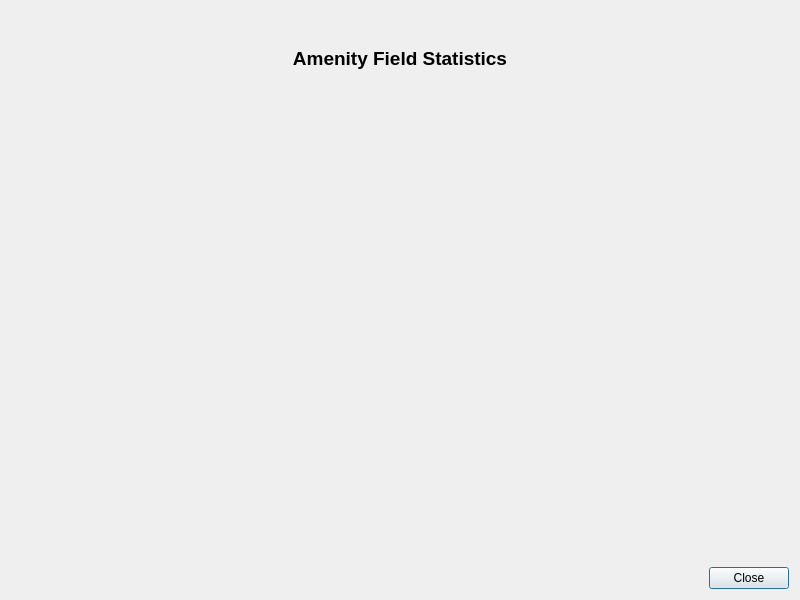
The window that graph_layer_dialog_base.ui (adtorres1987/graph_layer) describes before a commit, drawn with Qt 5.
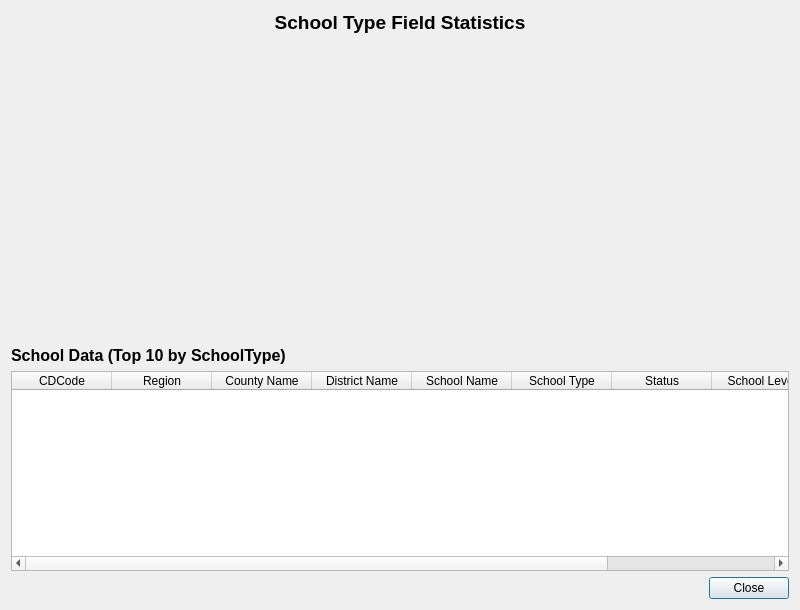
The same window after the commit.

Commit message: Table added to the form

What changed in the file:
```diff
--- a/graph_layer_dialog_base.ui
+++ b/graph_layer_dialog_base.ui
@@ -16,7 +16,7 @@
    <item>
     <widget class="QLabel" name="label_title">
      <property name="text">
-      <string>Amenity Field Statistics</string>
+      <string>School Type Field Statistics</string>
      </property>
      <property name="alignment">
       <set>Qt::AlignCenter</set>
@@ -35,11 +35,86 @@
      <property name="minimumSize">
       <size>
        <width>0</width>
-       <height>450</height>
+       <height>300</height>
       </size>
      </property>
     </widget>
    </item>
+   <item>
+    <widget class="QLabel" name="label_table">
+     <property name="text">
+      <string>School Data (Top 10 by SchoolType)</string>
+     </property>
+     <property name="font">
+      <font>
+       <pointsize>12</pointsize>
+       <weight>75</weight>
+       <bold>true</bold>
+      </font>
+     </property>
+    </widget>
+   </item>
+   <item>
+    <widget class="QTableWidget" name="data_table">
+     <property name="minimumSize">
+      <size>
+       <width>0</width>
+       <height>200</height>
+      </size>
+     </property>
+     <property name="alternatingRowColors">
+      <bool>true</bool>
+     </property>
+     <property name="sortingEnabled">
+      <bool>false</bool>
+     </property>
+     <column>
+      <property name="text">
+       <string>CDCode</string>
+      </property>
+     </column>
+     <column>
+      <property name="text">
+       <string>Region</string>
+      </property>
+     </column>
+     <column>
+      <property name="text">
+       <string>County Name</string>
+      </property>
+     </column>
+     <column>
+      <property name="text">
+       <string>District Name</string>
+      </property>
+     </column>
+     <column>
+      <property name="text">
+       <string>School Name</string>
+      </property>
+     </column>
+     <column>
+      <property name="text">
+       <string>School Type</string>
+      </property>
+     </column>
+     <column>
+      <property name="text">
+       <string>Status</string>
+      </property>
+     </column>
+     <column>
+      <property name="text">
+       <string>School Level</string>
+      </property>
+     </column>
+     <column>
+      <property name="text">
+       <string>City</string>
+      </property>
+     </column>
+    </widget>
+   </item>
    <item>
     <widget class="QDialogButtonBox" name="button_box">
      <property name="orientation">
```
Left out of the diff: 2 changed lines with no effect on the pictures. The commit also changes 4 other files.
